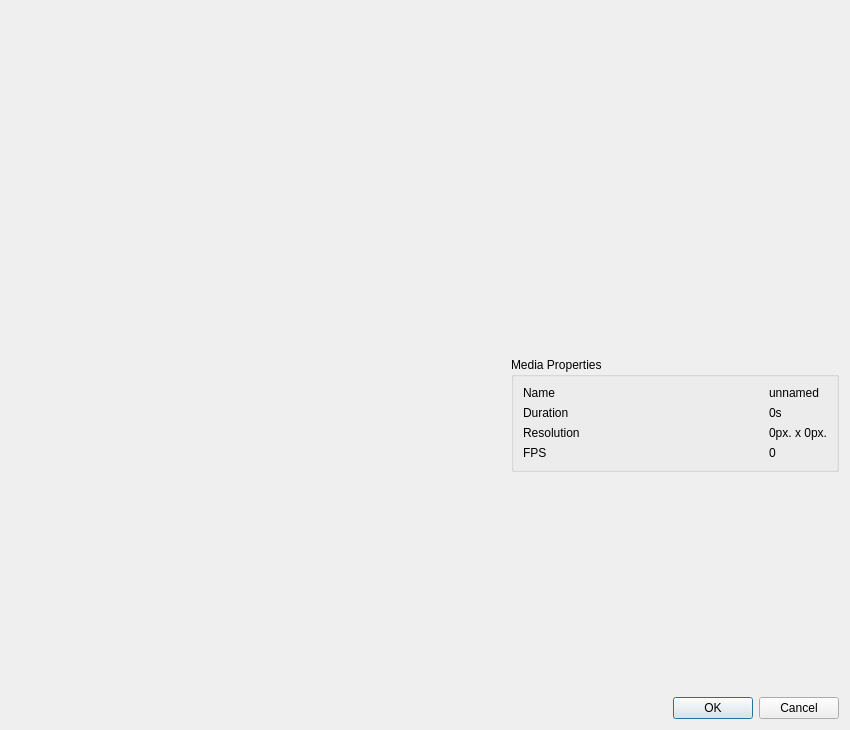
Before: the Qt Designer form src/GUI/ui/Import.ui in VLMC/vlmc, drawn with Qt 5.
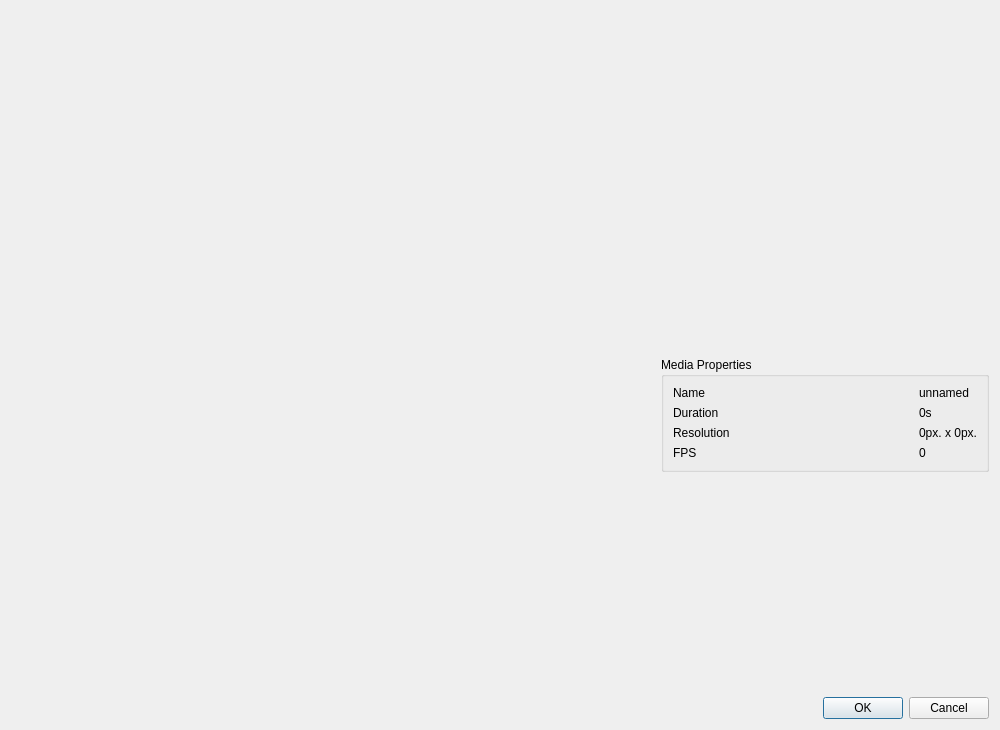
After: the same form once the commit is applied.

Commit message: The medias can now be removed from the listView in the import menu. Add of a clip list inside a media. This list can now be shown by the arrow in the MediaCellView. This arrow is a generic clickableLabel.

Patch:
```diff
--- a/src/GUI/ui/Import.ui
+++ b/src/GUI/ui/Import.ui
@@ -6,7 +6,7 @@
    <rect>
     <x>0</x>
     <y>0</y>
-    <width>850</width>
+    <width>1000</width>
     <height>730</height>
    </rect>
   </property>
@@ -18,14 +18,14 @@
   </property>
   <property name="minimumSize">
    <size>
-    <width>850</width>
+    <width>1000</width>
     <height>730</height>
    </size>
   </property>
   <property name="maximumSize">
    <size>
-    <width>850</width>
-    <height>730</height>
+    <width>1000</width>
+    <height>736</height>
    </size>
   </property>
   <property name="windowTitle">
@@ -35,11 +35,20 @@
    <item row="0" column="0" rowspan="4">
     <widget class="QWidget" name="ImportBrowserWidget" native="true">
      <property name="sizePolicy">
-      <sizepolicy hsizetype="Ignored" vsizetype="Ignored">
+      <sizepolicy hsizetype="Ignored" vsizetype="Expanding">
        <horstretch>83</horstretch>
        <verstretch>116</verstretch>
       </sizepolicy>
      </property>
+     <property name="minimumSize">
+      <size>
+       <width>500</width>
+       <height>500</height>
+      </size>
+     </property>
+     <property name="autoFillBackground">
+      <bool>false</bool>
+     </property>
     </widget>
    </item>
    <item row="0" column="1">
```
The commit also changes 22 other files.
